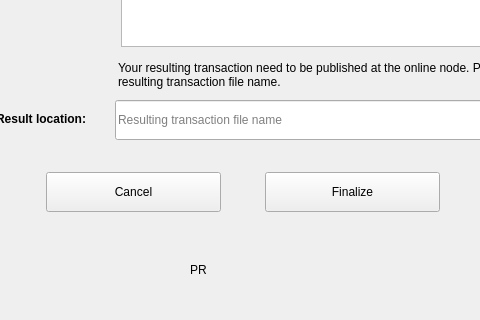
0xkobe/mwc-wallet, file windows/g_filetransaction.ui: the form before one commit; both pictures show x 212 to 692 and y 359 to 679 of the 904 by 679 pixel window.
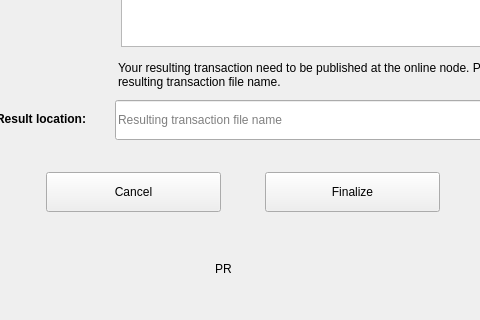
The form after the commit. Icons and pictures are not drawn. Custom widgets are drawn as their Qt base class.

The edit to the form file:
```diff
--- a/windows/g_filetransaction.ui
+++ b/windows/g_filetransaction.ui
@@ -510,14 +510,14 @@
          <widget class="control::MwcLabelProgress" name="progress">
           <property name="minimumSize">
            <size>
-            <width>100</width>
-            <height>50</height>
+            <width>50</width>
+            <height>25</height>
            </size>
           </property>
           <property name="maximumSize">
            <size>
-            <width>100</width>
-            <height>50</height>
+            <width>50</width>
+            <height>25</height>
            </size>
           </property>
           <property name="text">
@@ -530,13 +530,13 @@
           <property name="minimumSize">
            <size>
             <width>1</width>
-            <height>50</height>
+            <height>25</height>
            </size>
           </property>
           <property name="maximumSize">
            <size>
             <width>1</width>
-            <height>50</height>
+            <height>25</height>
            </size>
           </property>
          </widget>
```
